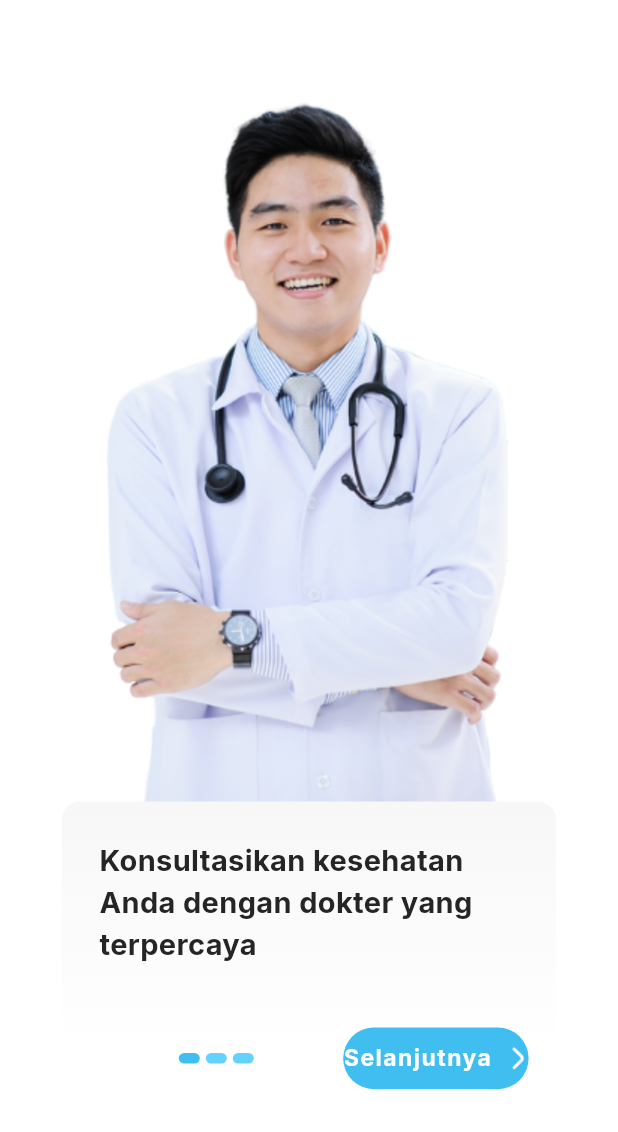
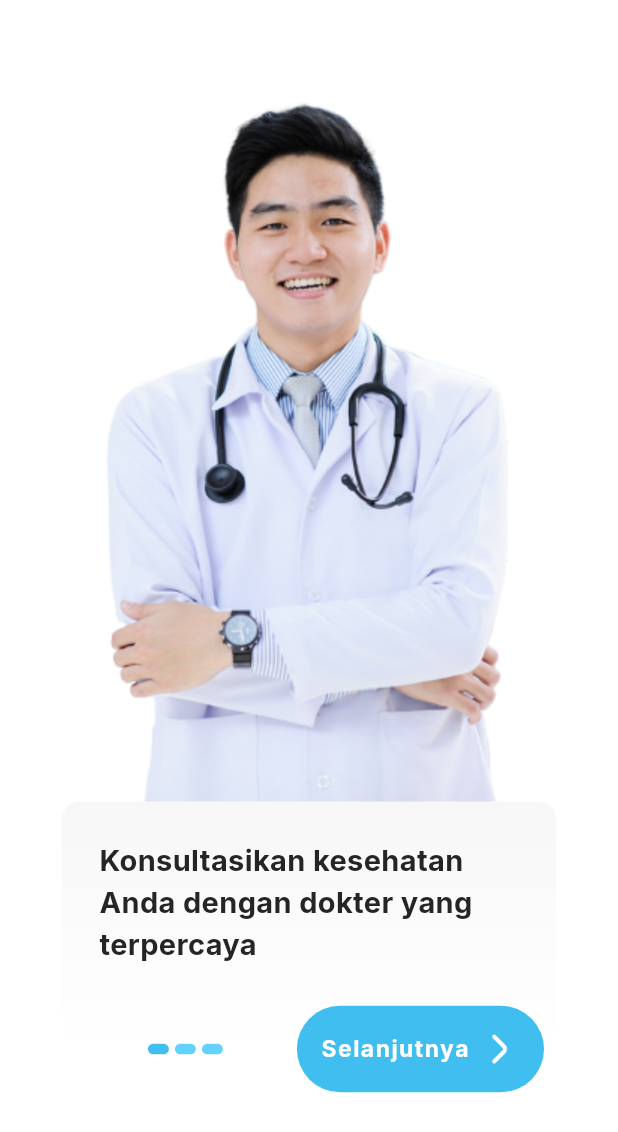
Before and after one commit to SheilaNuraeniafidah/medHeal, a Flutter app: the screen it shows after launch, on a phone screen of 412 x 824 dp. Shown: the top 1132 px of the screen. Run offline on Flutter 3.47's test engine with Material 3 defaults, Android fonts, the light colour scheme and no system bars; drawn by our look-alikes of smooth_page_indicator; our stand-ins replace animated_bottom_navigation_bar, cloud_firestore, firebase_auth, firebase_core, font_awesome_flutter, google_fonts and 3 more; accounts and stored records are empty.

Commit message:
perbaikan on boarding

```diff
--- a/lib/Screens/On_Board/on_boarding.dart
+++ b/lib/Screens/On_Board/on_boarding.dart
@@ -107,28 +107,34 @@ class _on_boardingState extends State<on_boarding> {
                             curve: Curves.easeIn);
                       },
                       child: Container(
-                        height: MediaQuery.of(context).size.height * 0.05,
-                        width: MediaQuery.of(context).size.width * 0.3,
+                        height: MediaQuery.of(context).size.height * 0.07,
+                        width: MediaQuery.of(context).size.width * 0.4,
                         decoration: BoxDecoration(
-                            color: const Color.fromARGB(255, 64, 190, 240),
-                            borderRadius: BorderRadius.circular(35)),
+                          color: const Color.fromARGB(255, 64, 190, 240),
+                          borderRadius: BorderRadius.circular(35),
+                        ),
                         child: Center(
                           child: Row(
                             mainAxisAlignment: MainAxisAlignment.center,
+                            crossAxisAlignment: CrossAxisAlignment.center,
                             children: [
-                              Text(
-                                "Selanjutnya ",
-                                style: GoogleFonts.inter(
+                              Flexible(
+                                child: Text(
+                                  "Selanjutnya ",
+                                  style: GoogleFonts.inter(
                                     fontSize: 16.sp,
                                     fontWeight: FontWeight.bold,
                                     color: Colors.white,
-                                    letterSpacing: 1),
+                                    letterSpacing: 1,
+                                  ),
+                                  overflow: TextOverflow.ellipsis,
+                                  textAlign: TextAlign.center,
+                                ),
                               ),
                               SizedBox(
-                                height:
-                                  MediaQuery.of(context).size.height * 0.06,
-                                  width: MediaQuery.of(context).size.width * 0.06,
-                                  child: Image.asset("lib/icons/arrow.png"),
+                                height: MediaQuery.of(context).size.height * 0.04,
+                                width: MediaQuery.of(context).size.width * 0.08,
+                                child: Image.asset("lib/icons/arrow.png"),
                               ),
                             ],
                           ),
```
